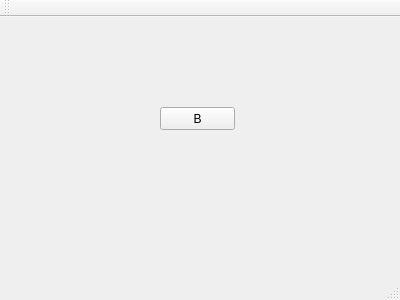
Before: the Qt Designer form lesson_8/VersionsDemo/mainwindow.ui in Chuvi-w/cpp, drawn with Qt 5.
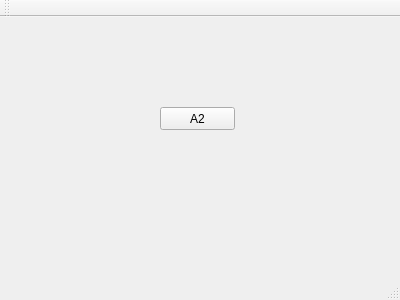
After: the same form once the commit is applied.

Commit message:
Кнопка называется "A2"
Conflicts:
	lesson_8/VersionsDemo/mainwindow.ui

Patch:
```diff
--- a/lesson_8/VersionsDemo/mainwindow.ui
+++ b/lesson_8/VersionsDemo/mainwindow.ui
@@ -24,7 +24,7 @@
      </rect>
     </property>
     <property name="text">
-     <string>B</string>
+     <string>A2</string>
     </property>
    </widget>
   </widget>
```
